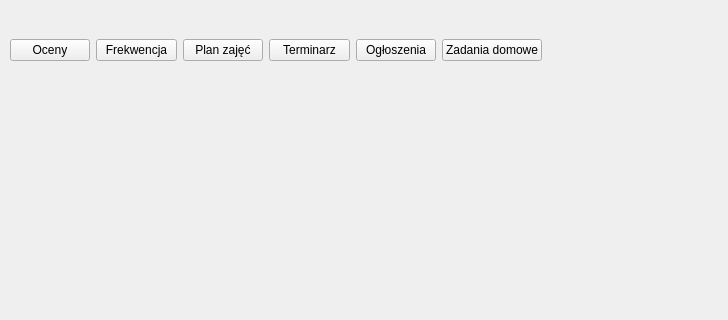
Above: mainpage.ui from Dysky2/SEP before the change; both pictures show x 0 to 728 and y 0 to 320 of the 1301 by 863 pixel window. Below: the same form after it.
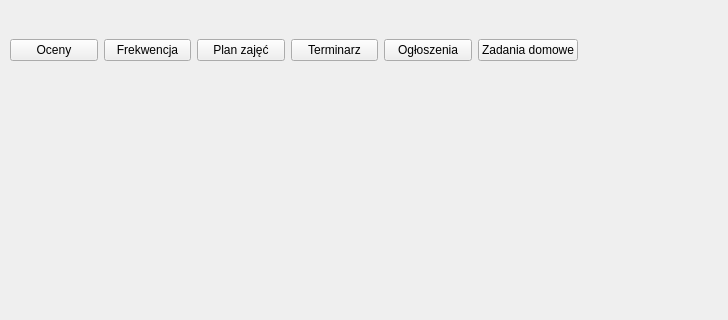
That is the form after the change.

What changed in the file:
```diff
--- a/mainpage.ui
+++ b/mainpage.ui
@@ -25,7 +25,7 @@
      <rect>
       <x>10</x>
       <y>20</y>
-      <width>532</width>
+      <width>568</width>
       <height>61</height>
      </rect>
     </property>
@@ -39,6 +39,9 @@
      </item>
      <item>
       <widget class="QPushButton" name="pushButton_attendance">
+       <property name="enabled">
+        <bool>true</bool>
+       </property>
        <property name="text">
         <string>Frekwencja</string>
        </property>
```
Left out of the diff: 2 changed lines with no effect on the pictures.
